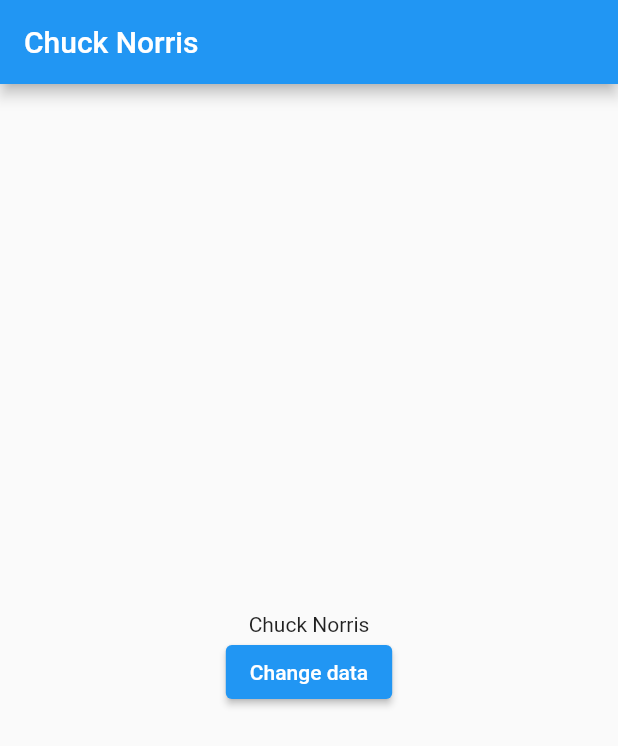
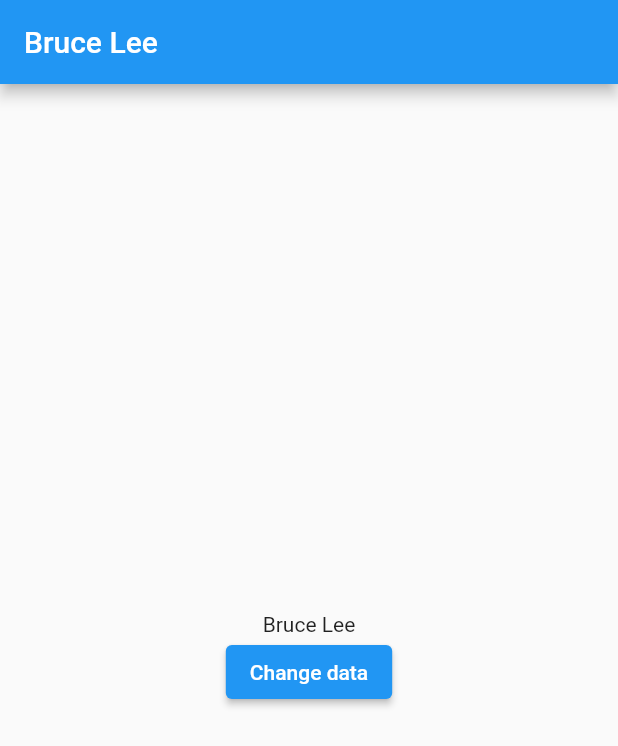
Before and after one commit to dastagg/JJ-state-management, a Flutter app: the screen it shows after launch, after a tap on "Change data", on a phone screen of 412 x 824 dp. Shown: the top 746 px of the screen. Run offline on Flutter 3.47's test engine with Material 2 defaults, Android fonts, the phone set to English and light mode, and no system bars.

Commit message:
Step 2: Pass data up the Widget Tree by passing a function through the widget tree.

```diff
--- a/lib/main.dart
+++ b/lib/main.dart
@@ -15,10 +15,23 @@ class MyApp extends StatelessWidget {
   }
 }
 
-class MainPage extends StatelessWidget {
+class MainPage extends StatefulWidget {
+  const MainPage({Key? key}) : super(key: key);
+
+  @override
+  State<MainPage> createState() => _MainPageState();
+}
+
+class _MainPageState extends State<MainPage> {
   // final String data = 'John Rambo';
-  final String data = 'Chuck Norris';
-  const MainPage({Key? key}) : super(key: key);
+  String data = 'Chuck Norris';
+
+  void changeValue(String dataChanged) {
+    setState(() {
+      data = dataChanged;
+    });
+  }
+
   @override
   Widget build(BuildContext context) {
     print('Building MainPage');
@@ -26,38 +39,59 @@ class MainPage extends StatelessWidget {
       appBar: AppBar(
         title: Text(data),
       ),
-      body: Screen2(data: data),
+      body: Screen2(
+        data: data,
+        changeData: changeValue,
+      ),
     );
   }
 }
 
 class Screen2 extends StatelessWidget {
   final String data;
-  const Screen2({required this.data, Key? key}) : super(key: key);
+  final Function(String) changeData;
+  const Screen2({required this.changeData, required this.data, Key? key})
+      : super(key: key);
   @override
   Widget build(BuildContext context) {
     print('Building Screen2');
     return Container(
-      child: Screen3(data: data),
+      child: Screen3(
+        data: data,
+        changeData: changeData,
+      ),
     );
   }
 }
 
 class Screen3 extends StatelessWidget {
   final String data;
-  const Screen3({required this.data, Key? key}) : super(key: key);
+  final Function(String) changeData;
+  const Screen3({required this.changeData, required this.data, Key? key})
+      : super(key: key);
   @override
   Widget build(BuildContext context) {
     print('Building Screen3');
     return Container(
-      child: Screen4(data: data),
+      child: Screen4(
+        data: data,
+        changeData: changeData,
+      ),
     );
   }
 }
 
-class Screen4 extends StatelessWidget {
+class Screen4 extends StatefulWidget {
   final String data;
-  const Screen4({required this.data, Key? key}) : super(key: key);
+  final Function(String) changeData;
+  const Screen4({required this.changeData, required this.data, Key? key})
+      : super(key: key);
+
+  @override
+  State<Screen4> createState() => _Screen4State();
+}
+
+class _Screen4State extends State<Screen4> {
   @override
   Widget build(BuildContext context) {
     print('Building Screen4');
@@ -65,9 +99,13 @@ class Screen4 extends StatelessWidget {
       child: Column(
         mainAxisAlignment: MainAxisAlignment.center,
         children: [
-          Text(data),
+          Text(widget.data),
           ElevatedButton(
-            onPressed: () {},
+            onPressed: () {
+              setState(() {
+                widget.changeData('Bruce Lee');
+              });
+            },
             child: const Text('Change data'),
           ),
         ],
```
